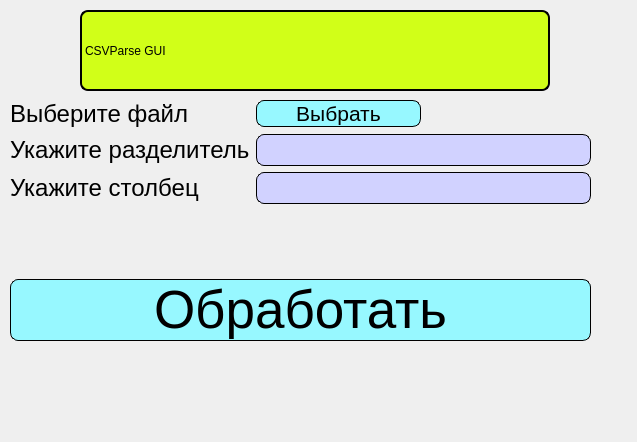
This is widget.ui in coder6497/CSVParser as Qt 5 draws it before an edit. The edited form follows.
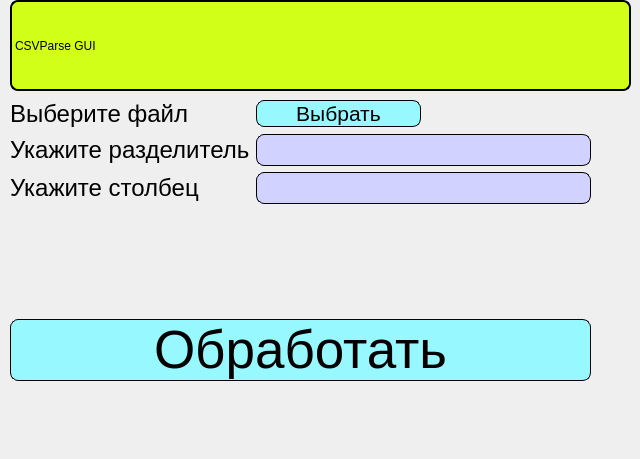
This is the edited form.

Diff of the .ui file:
```diff
--- a/widget.ui
+++ b/widget.ui
@@ -9,8 +9,8 @@
    <rect>
     <x>0</x>
     <y>0</y>
-    <width>637</width>
-    <height>442</height>
+    <width>640</width>
+    <height>459</height>
    </rect>
   </property>
   <property name="windowTitle">
@@ -19,10 +19,10 @@
   <widget class="QLabel" name="label">
    <property name="geometry">
     <rect>
-     <x>80</x>
-     <y>10</y>
-     <width>470</width>
-     <height>81</height>
+     <x>10</x>
+     <y>0</y>
+     <width>621</width>
+     <height>91</height>
     </rect>
    </property>
    <property name="styleSheet">
@@ -44,7 +44,7 @@
      <x>10</x>
      <y>100</y>
      <width>581</width>
-     <height>121</height>
+     <height>123</height>
     </rect>
    </property>
    <layout class="QFormLayout" name="formLayout_6">
@@ -146,14 +146,14 @@
    <property name="geometry">
     <rect>
      <x>10</x>
-     <y>230</y>
+     <y>260</y>
      <width>581</width>
-     <height>161</height>
+     <height>181</height>
     </rect>
    </property>
-   <layout class="QHBoxLayout" name="horizontalLayout_7">
+   <layout class="QVBoxLayout" name="verticalLayout">
     <item>
-     <widget class="QPushButton" name="pushButton_2">
+     <widget class="QPushButton" name="pushButton_3">
       <property name="styleSheet">
        <string notr="true">font: 40pt;
 color: rgb(0, 0, 0);
```
Left out of the diff: 2 changed lines with no effect on the pictures.
